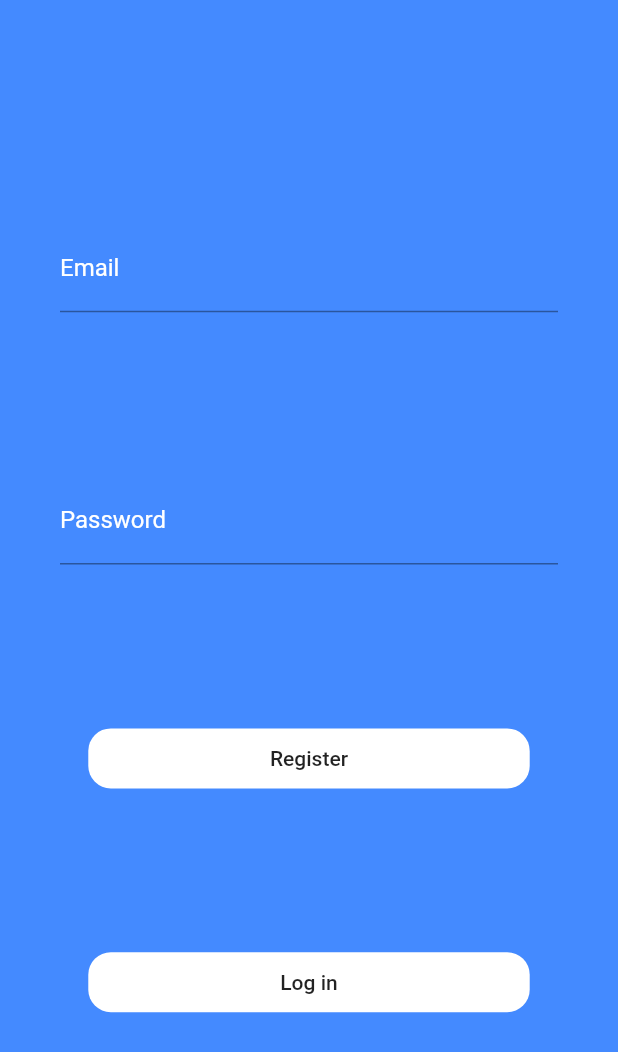
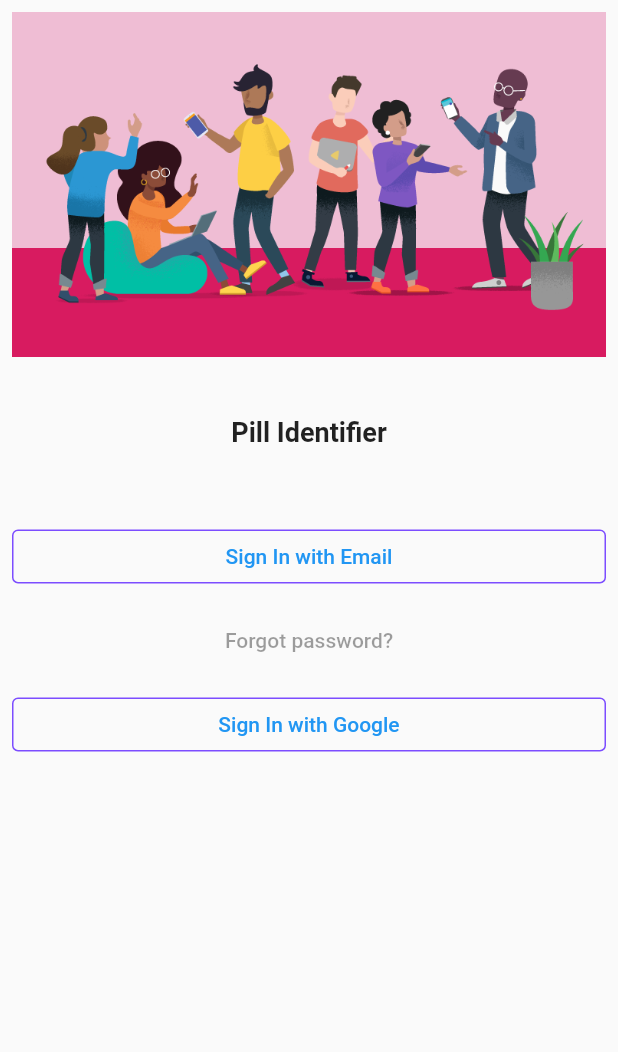
Before and after one commit to monkinng9/Pil_identifier, a Flutter app: the screen it shows after launch, on a phone screen of 412 x 824 dp. Shown: the top 1052 px of the screen. Run offline on Flutter 3.47's test engine with Material 2 defaults, Android fonts, the phone set to English and light mode, and no system bars; our stand-ins replace firebase_auth, firebase_core, google_fonts, image_picker; accounts and stored records are empty.

Commit message:
Project init and some UI

```diff
--- a/Flutter/pill_identifier/lib/main.dart
+++ b/Flutter/pill_identifier/lib/main.dart
@@ -2,28 +2,113 @@
 // Use of this source code is governed by a BSD-style license that can be
 // found in the LICENSE file.
 
+import 'package:firebase_auth/firebase_auth.dart';
+import 'package:firebase_core/firebase_core.dart';
+import 'package:flutter/foundation.dart';
 import 'package:flutter/material.dart';
-import 'package:pill_identifier/ui/authentication.dart';
+import 'package:google_fonts/google_fonts.dart';
+import 'package:pill_identifier/ui/widgets.dart';
 
-import 'package:firebase_core/firebase_core.dart';
-import 'package:pill_identifier/firebase_options.dart';
+import 'firebase_options.dart';
 
 Future<void> main() async {
   WidgetsFlutterBinding.ensureInitialized();
   await Firebase.initializeApp(
     options: DefaultFirebaseOptions.currentPlatform,
   );
-  runApp(const MyApp());
+  runApp(const App());
 }
 
-class MyApp extends StatelessWidget {
-  const MyApp({Key? key}) : super(key: key);
+class App extends StatelessWidget {
+  const App({Key? key}) : super(key: key);
 
   @override
   Widget build(BuildContext context) {
-    return const MaterialApp(
-      title: 'Flutter Demo',
-      home: Authentication(),
+    return MaterialApp(
+      title: 'Pill Identifier',
+      theme: ThemeData(
+        buttonTheme: Theme.of(context).buttonTheme.copyWith(
+              highlightColor: Colors.deepPurple,
+            ),
+        primarySwatch: Colors.deepPurple,
+        textTheme: GoogleFonts.robotoTextTheme(
+          Theme.of(context).textTheme,
+        ),
+        visualDensity: VisualDensity.adaptivePlatformDensity,
+      ),
+      initialRoute: '/',
+      routes: {
+        '/': (context) => HomePage(),
+      },
+      // home: HomePage(),
     );
   }
 }
+
+class HomePage extends StatelessWidget {
+  HomePage({Key? key}) : super(key: key);
+
+  final Widget titleSection = Container(
+    padding: const EdgeInsets.all(32),
+    child: Row(
+      children: [
+        Expanded(
+          child: Column(
+            crossAxisAlignment: CrossAxisAlignment.start,
+            children: [
+              Container(
+                padding: const EdgeInsets.only(bottom: 8),
+                child: const Center(
+                  child: Text(
+                    'Pill Identifier',
+                    style: TextStyle(
+                      fontWeight: FontWeight.bold,
+                      fontSize: 18,
+                    ),
+                  ),
+                ),
+              ),
+            ],
+          ),
+        ),
+      ],
+    ),
+  );
+
+  @override
+  Widget build(BuildContext context) {
+    return MaterialApp(
+      title: 'Pill Identifier',
+      home: Scaffold(
+        body: ListView(
+          children: [
+            const Padding(
+              padding: EdgeInsets.all(8.0),
+              child: Image(
+                image: AssetImage('assets/codelab.png'),
+              ),
+            ),
+            titleSection,
+            const Padding(
+              padding: EdgeInsets.all(8.0),
+              child: StyledButton(
+                child: Text("Sign In with Email"),
+              ),
+            ),
+            const TextButton(
+              // ignore: avoid_print
+              onPressed: null,
+              child: Text('Forgot password?'),
+            ),
+            const Padding(
+              padding: EdgeInsets.all(8.0),
+              child: StyledButton(
+                child: Text("Sign In with Google"),
+              ),
+            ),
+          ],
+        ),
+      ),
+    );
+  }
+}
--- a/Flutter/pill_identifier/lib/ui/authentication.dart
+++ b/Flutter/pill_identifier/lib/ui/authentication.dart
@@ -27,11 +27,11 @@ class _AuthenticationState extends State<Authentication> {
 
   @override
   Widget build(BuildContext context) {
-  return Scaffold(
+    return Scaffold(
       body: Container(
         width: MediaQuery.of(context).size.width,
         height: MediaQuery.of(context).size.height,
-        decoration: const BoxDecoration(color: Colors.blueAccent),
+        decoration: const BoxDecoration(color: Colors.white),
         child: Padding(
           padding: const EdgeInsets.all(40),
           child: Column(
@@ -41,7 +41,7 @@ class _AuthenticationState extends State<Authentication> {
                   controller: _emailField,
                   decoration: const InputDecoration(
                     hintText: "something@email.com",
-                    hintStyle: TextStyle(color: Colors.white),
+                    hintStyle: TextStyle(color: Colors.grey),
                     labelText: "Email",
                     labelStyle: TextStyle(color: Colors.white),
                   )),
@@ -50,7 +50,7 @@ class _AuthenticationState extends State<Authentication> {
                   obscureText: true,
                   decoration: const InputDecoration(
                     hintText: "password",
-                    hintStyle: TextStyle(color: Colors.white),
+                    hintStyle: TextStyle(color: Colors.grey),
                     labelText: "Password",
                     labelStyle: TextStyle(color: Colors.white),
                   )),
--- /dev/null
+++ b/Flutter/pill_identifier/lib/ui/widgets.dart
@@ -0,0 +1,17 @@
+import 'package:flutter/material.dart';
+
+class StyledButton extends StatelessWidget {
+  const StyledButton({required this.child});
+  final Widget child;
+  // final void Function() onPressed;
+
+  @override
+  Widget build(BuildContext context) => OutlinedButton(
+        style: OutlinedButton.styleFrom(
+          side: const BorderSide(color: Colors.deepPurpleAccent),
+        ),
+        // onPressed: onPressed,
+        onPressed: () {},
+        child: child,
+      );
+}
--- a/Flutter/pill_identifier/pubspec.yaml
+++ b/Flutter/pill_identifier/pubspec.yaml
@@ -50,6 +50,7 @@ dependencies:
   # Fire Store
   firebase_core: ^1.15.0
   cloud_firestore: ^3.1.13
+  google_fonts: ^2.3.2
 
 
 dev_dependencies:
@@ -75,9 +76,8 @@ flutter:
   uses-material-design: true
 
   # To add assets to your application, add an assets section, like this:
-  # assets:
-  #   - images/a_dot_burr.jpeg
-  #   - images/a_dot_ham.jpeg
+  assets:
+    - assets/codelab.png
 
   # An image asset can refer to one or more resolution-specific "variants", see
   # https://flutter.dev/assets-and-images/#resolution-aware.
```
Also changed, not shown: Flutter/pill_identifier/assets/codelab.png (added), Flutter/pill_identifier/pubspec.lock.
